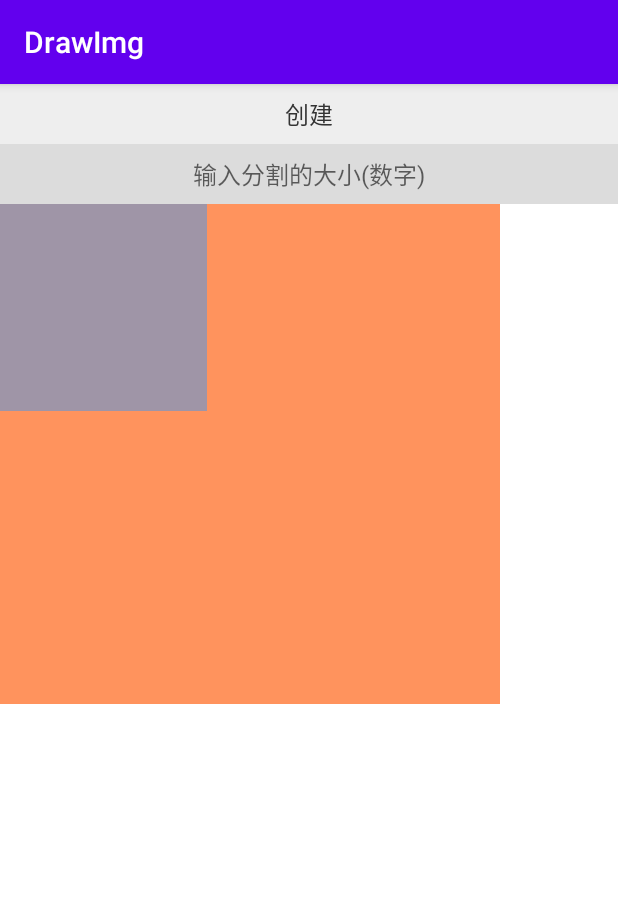
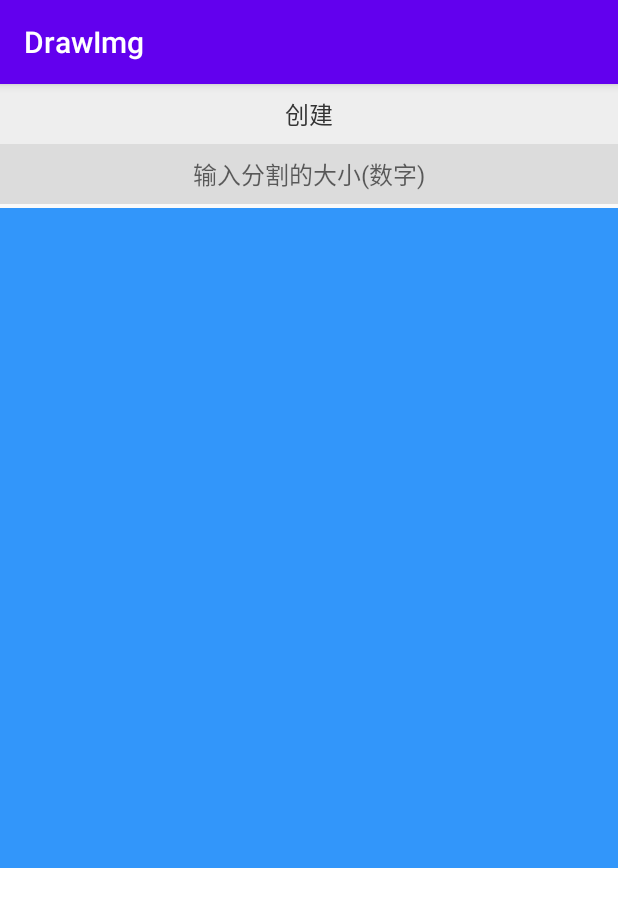
Before and after one commit to MeilingHong/DrawImg, an Android app: the screen it shows after launch (MainActivity), after a tap on "创建", on a phone screen of 412 x 824 dp. Shown: the top 907 px of the screen. Run offline under Robolectric (Android 15) with nearby library versions, the phone set to English and light mode, and no system bars.

Commit message:
使用参数控制分割数量；

```diff
--- a/app/src/main/java/com/meiling/drawimg/MainActivity.java
+++ b/app/src/main/java/com/meiling/drawimg/MainActivity.java
@@ -5,8 +5,10 @@ import android.graphics.RectF;
 import android.os.Bundle;
 import android.os.Handler;
 import android.os.Looper;
+import android.text.TextUtils;
 import android.util.Log;
 import android.view.View;
+import android.widget.EditText;
 
 import androidx.appcompat.app.AppCompatActivity;
 
@@ -21,6 +23,7 @@ public class MainActivity extends AppCompatActivity {
     private volatile boolean isFinish = false;
     private Handler mHandler = new Handler(Looper.getMainLooper());
     private DrawImage show;
+    private EditText splitSize;
     private SplitImage423Impl splitImage;
 
     @Override
@@ -28,6 +31,10 @@ public class MainActivity extends AppCompatActivity {
         super.onCreate(savedInstanceState);
         setContentView(R.layout.activity_main);
         show = findViewById(R.id.show);// 显示的View
+        show.getLayoutParams().width = 1024;
+        show.getLayoutParams().height = 1024;
+
+        splitSize = findViewById(R.id.splitSize);
     }
 
     public void createImg(View v) {
@@ -41,18 +48,18 @@ public class MainActivity extends AppCompatActivity {
         if (splitImage == null) {
             splitImage = new SplitImage423Impl();
         }
-        final int width = 500;
-        final int height = 500;
+        final int width = 1024;
+        final int height = 1024;
         RectF bg = new RectF(0, 0, width, height);
-        List<RectF> list = splitImage.generateSplitRectangle(width, height, 2, 4);
+        List<RectF> list = splitImage.generateSplitRectangle(width, height, 2, Math.min(Integer.parseInt(splitSize != null && splitSize.getText() != null && !TextUtils.isEmpty(splitSize.getText().toString()) ? splitSize.getText().toString() : "1"),4));
         List<Integer> colorList = new ArrayList<>();
         colorList.add(Color.parseColor("#ff3296fa"));
         colorList.add(Color.parseColor("#bb3296fa"));
         colorList.add(Color.parseColor("#993296fa"));
         colorList.add(Color.parseColor("#773296fa"));
         colorList.add(Color.parseColor("#553296fa"));
+        Log.e("AndroidRuntime", new GsonBuilder().disableHtmlEscaping().create().toJson(colorList));
         show.setParameters(list, colorList, bg, Color.parseColor("#FF935D"));
-        show.invalidate();
 //        Log.e("AndroidRuntime", new GsonBuilder().disableHtmlEscaping().create().toJson(list));
     }
 }
--- a/app/src/main/java/com/meiling/drawimg/widget/DrawImage.java
+++ b/app/src/main/java/com/meiling/drawimg/widget/DrawImage.java
@@ -47,7 +47,6 @@ public class DrawImage extends androidx.appcompat.widget.AppCompatImageView {
 
     private void initPaint() {
         mPaint = new Paint();
-        mPaint.setColor(Color.WHITE);// 默认白色画笔
         mPaint.setAntiAlias(true);
         mPaint.setStyle(Paint.Style.FILL);
     }
@@ -57,6 +56,7 @@ public class DrawImage extends androidx.appcompat.widget.AppCompatImageView {
         this.mColorBg = mColorBg;
         this.mBg = mBg;
         this.bgColor = bgColor;
+        invalidate();
     }
 
     @Override
@@ -64,18 +64,13 @@ public class DrawImage extends androidx.appcompat.widget.AppCompatImageView {
         super.onDraw(canvas);
         Log.e("AndroidRuntime", "---------------------------------");
         // 先整体绘制黑色背景
-        if (mBg != null) {
-            if (bgColor != 0) mPaint.setColor(bgColor);
-            canvas.drawRect(mBg, mPaint);
+        if (mList == null || mList.size() < 1) {
+            return;
         }
-
-        if (mList != null && mList.size() > 0) {
-            for (RectF temp : mList) {
-                int i = mList.indexOf(temp);
-                mPaint.setColor(mColorBg != null && mColorBg.size() > i && mColorBg.get(i) != 0 ? mColorBg.get(i) : Color.WHITE);
-                canvas.drawRect(temp, mPaint);
-                Log.e("AndroidRuntime", "index:" + i + "<-->" + mGson.toJson(mList.get(i)) + "<--->" + mPaint.getColor());
-            }
+        for (RectF temp : mList) {
+            mPaint.setColor(mColorBg != null && mColorBg.size() > 0 && mColorBg.get(0) != 0 ? mColorBg.get(0) : Color.WHITE);
+            canvas.drawRect(temp, mPaint);
+//            Log.e("AndroidRuntime", "index:" + "<-->" + mGson.toJson(temp) + "<--->" + mPaint.getColor());
         }
     }
 }
--- a/app/src/main/res/layout/activity_main.xml
+++ b/app/src/main/res/layout/activity_main.xml
@@ -31,6 +31,7 @@
         android:inputType="number"
         android:textColor="#333333"
         android:textSize="16sp"
+        android:maxLength="6"
         app:layout_constraintLeft_toLeftOf="parent"
         app:layout_constraintRight_toRightOf="parent"
         app:layout_constraintTop_toBottomOf="@id/create" />
--- a/app/src/main/res/values/colors.xml
+++ b/app/src/main/res/values/colors.xml
@@ -3,4 +3,11 @@
     <color name="colorPrimary">#6200EE</color>
     <color name="colorPrimaryDark">#3700B3</color>
     <color name="colorAccent">#03DAC5</color>
+
+
+    <color name="color_ff3296fa">#ff3296fa</color>
+    <color name="color_bb3296fa">#bb3296fa</color>
+    <color name="color_993296fa">#993296fa</color>
+    <color name="color_773296fa">#773296fa</color>
+    <color name="color_553296fa">#553296fa</color>
 </resources>
```
